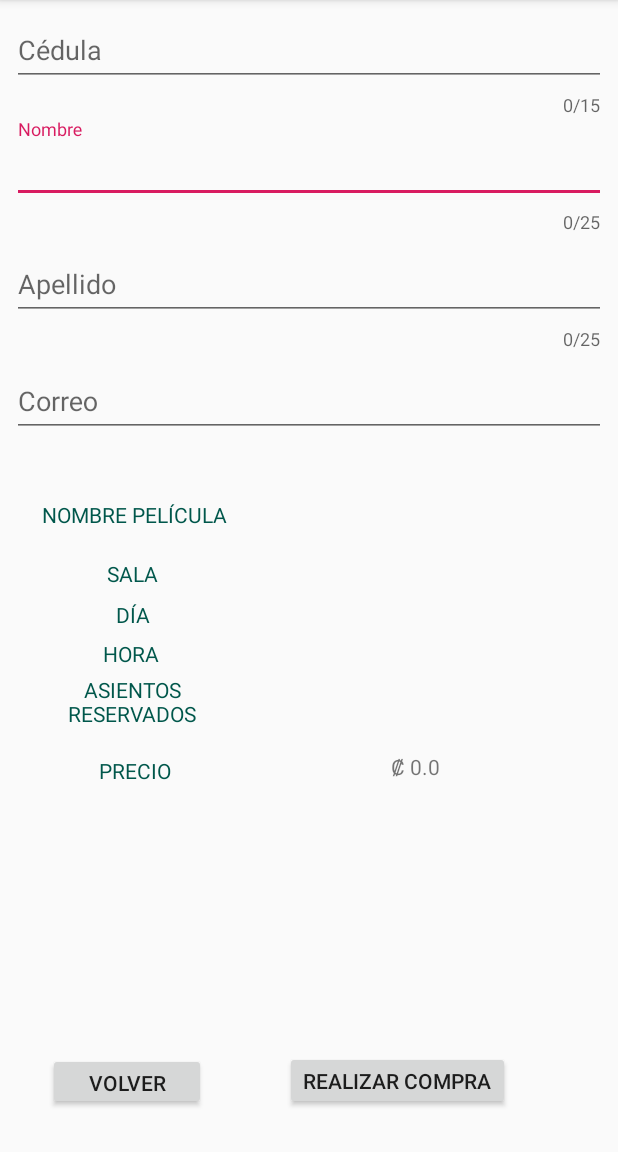
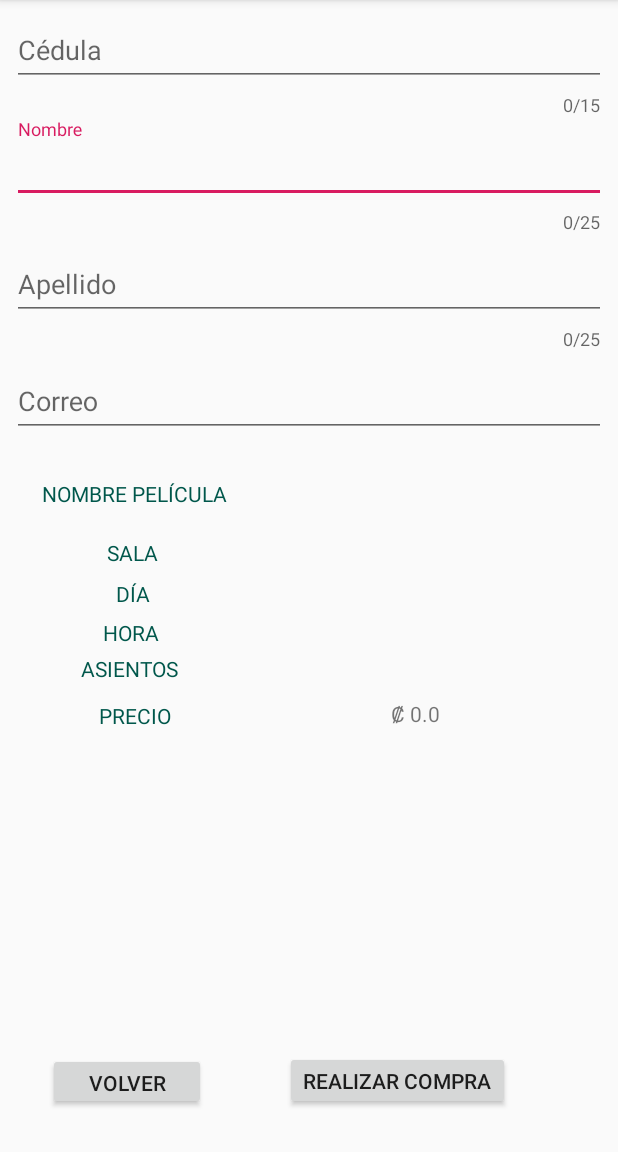
Before and after one commit to EithanMM/AppCine, an Android app: the Fragment_informacion_compra screen opened directly, with no data from a screen before it, on a phone screen of 412 x 824 dp, the part 84-1236 px from its top. Run offline under Robolectric (Android 15) with nearby library versions, the phone set to English and light mode, and no system bars; our stand-ins replace Volley; libraries missing offline, so code that uses them is left out: com.paypal.android, net.glxn.qrgen; network calls fail; 4 statements that could not run were skipped.

Commit message:
se agregaron cambios en los margin de los textview en fragment_info_pelicula

```diff
--- a/app/src/main/res/layout/fragment_fragment_info_pelicula.xml
+++ b/app/src/main/res/layout/fragment_fragment_info_pelicula.xml
@@ -16,7 +16,7 @@
             android:layout_width="wrap_content"
             android:layout_height="31dp"
             android:layout_marginStart="16dp"
-            android:layout_marginTop="20dp"
+            android:layout_marginTop="6dp"
             android:gravity="center_horizontal"
             android:text="NOMBRE PELÍCULA"
             android:textColor="@color/colorPrimaryDark"
@@ -26,9 +26,9 @@
         <TextView
             android:id="@+id/output_nombre_pelicula"
             android:layout_width="232dp"
-            android:layout_height="32dp"
+            android:layout_height="27dp"
             android:layout_marginStart="8dp"
-            android:layout_marginTop="20dp"
+            android:layout_marginTop="6dp"
             android:layout_marginEnd="8dp"
             android:gravity="center_horizontal"
             android:textStyle="bold"
@@ -76,11 +76,11 @@
         <TextView
             android:id="@+id/textView13"
             android:layout_width="129dp"
-            android:layout_height="38dp"
+            android:layout_height="23dp"
             android:layout_marginStart="12dp"
             android:layout_marginTop="4dp"
             android:gravity="center_horizontal"
-            android:text="ASIENTOS RESERVADOS"
+            android:text="ASIENTOS "
             android:textColor="@color/colorPrimaryDark"
             app:layout_constraintStart_toStartOf="parent"
             app:layout_constraintTop_toBottomOf="@+id/textView12" />
@@ -116,7 +116,7 @@
         <TextView
             android:id="@+id/output_hora"
             android:layout_width="232dp"
-            android:layout_height="34dp"
+            android:layout_height="30dp"
             android:layout_marginStart="8dp"
             android:layout_marginEnd="8dp"
             android:gravity="center_horizontal"
@@ -129,7 +129,7 @@
         <TextView
             android:id="@+id/output_asientos"
             android:layout_width="232dp"
-            android:layout_height="34dp"
+            android:layout_height="25dp"
             android:layout_marginStart="8dp"
             android:layout_marginTop="4dp"
             android:layout_marginEnd="8dp"
@@ -145,7 +145,7 @@
             android:layout_width="125dp"
             android:layout_height="17dp"
             android:layout_marginStart="16dp"
-            android:layout_marginTop="16dp"
+            android:layout_marginTop="8dp"
             android:gravity="center_horizontal"
             android:text="PRECIO"
             android:textColor="@color/colorPrimaryDark"
@@ -157,7 +157,7 @@
             android:layout_width="232dp"
             android:layout_height="20dp"
             android:layout_marginStart="8dp"
-            android:layout_marginTop="8dp"
+            android:layout_marginTop="4dp"
             android:layout_marginEnd="8dp"
             android:layout_marginBottom="8dp"
             android:gravity="center_horizontal"
```
